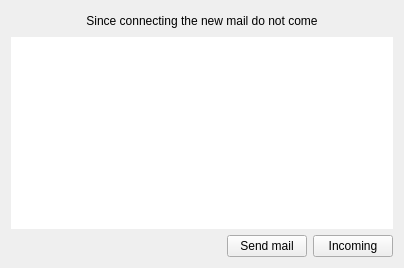
Old version of the form src/plugins/ramblermailnotify/mailnotifypage.ui in the repository silvansky/Contacts.
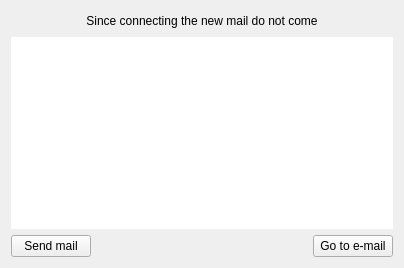
New version of the form. Custom widgets are drawn as their Qt base class.

Diff of the .ui file:
```diff
--- a/src/plugins/ramblermailnotify/mailnotifypage.ui
+++ b/src/plugins/ramblermailnotify/mailnotifypage.ui
@@ -63,6 +63,13 @@
    </item>
    <item>
     <layout class="QHBoxLayout" name="horizontalLayout">
+     <item>
+      <widget class="ActionButton" name="pbtNewMail">
+       <property name="text">
+        <string>Send mail</string>
+       </property>
+      </widget>
+     </item>
      <item>
       <spacer name="horizontalSpacer">
        <property name="orientation">
@@ -77,16 +84,12 @@
       </spacer>
      </item>
      <item>
-      <widget class="QPushButton" name="pbtNewMail">
-       <property name="text">
-        <string>Send mail</string>
+      <widget class="ActionButton" name="pbtGoToEmail">
+       <property name="cursor">
+        <cursorShape>PointingHandCursor</cursorShape>
        </property>
-      </widget>
-     </item>
-     <item>
-      <widget class="QPushButton" name="pbtIncoming">
        <property name="text">
-        <string>Incoming</string>
+        <string>Go to e-mail</string>
        </property>
       </widget>
      </item>
@@ -101,6 +104,11 @@
    <extends>QLabel</extends>
    <header location="global">utils/customlabel.h</header>
   </customwidget>
+  <customwidget>
+   <class>ActionButton</class>
+   <extends>QPushButton</extends>
+   <header location="global">utils/actionbutton.h</header>
+  </customwidget>
  </customwidgets>
  <resources/>
  <connections/>
```
Left out of the diff: 3 changed lines with no effect on the pictures.
